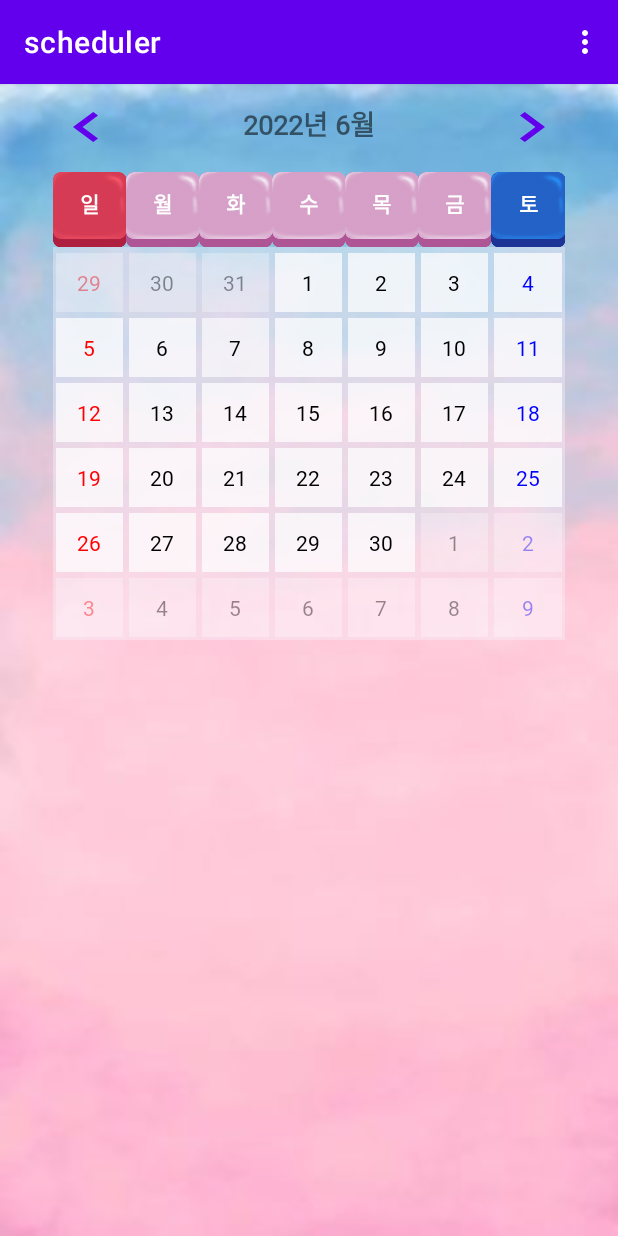
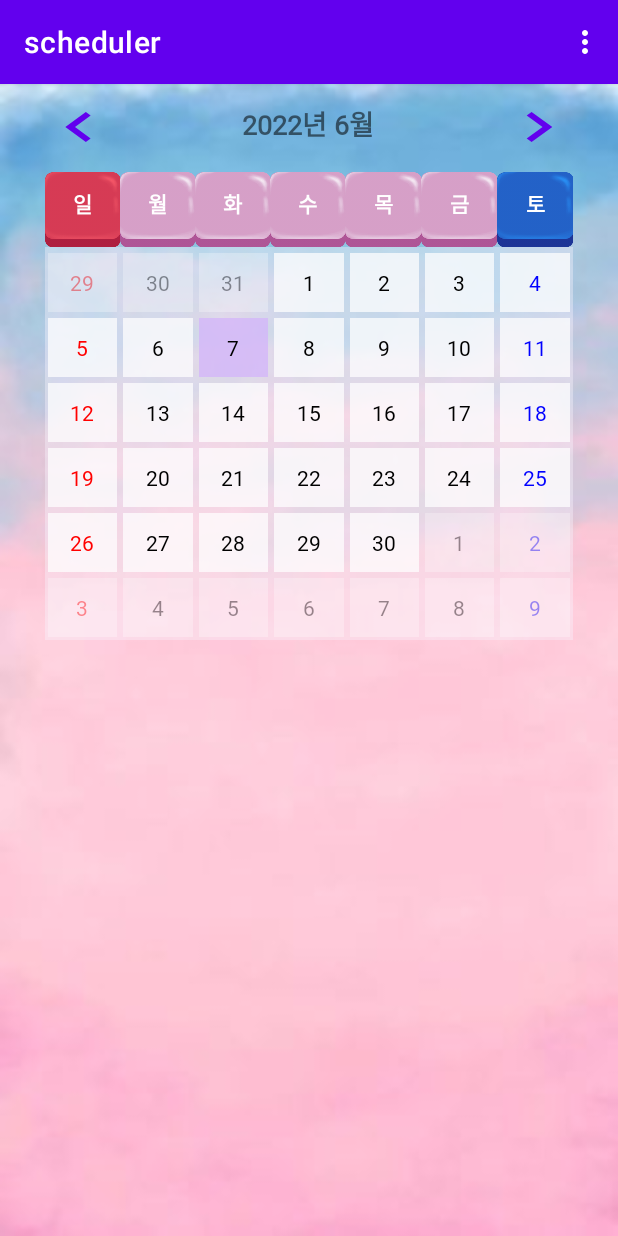
Before and after one commit to bong01/ku-scheduler, an Android app: the screen it shows after launch (MainActivity), on a phone screen of 412 x 824 dp. Run offline under Robolectric (Android 15) with nearby library versions, the phone set to English and light mode, and no system bars.

Commit message:
fixed today's date color

```diff
--- a/app/src/main/res/layout/activity_main.xml
+++ b/app/src/main/res/layout/activity_main.xml
@@ -5,8 +5,8 @@
     android:layout_width="match_parent"
     android:layout_height="match_parent"
     android:orientation="vertical"
-    android:paddingLeft="25dp"
-    android:paddingRight="25dp"
+    android:paddingLeft="20dp"
+    android:paddingRight="20dp"
     tools:context=".activity.MainActivity"
     android:background="@drawable/back">
 
--- a/app/src/main/res/layout/calendar_grid_item.xml
+++ b/app/src/main/res/layout/calendar_grid_item.xml
@@ -10,10 +10,10 @@
         android:layout_width="match_parent"
         android:layout_height="match_parent"
         android:layout_margin="2dp"
+        android:background="#BAFFFFFF"
         android:fontFamily="@font/cookierun_regular"
         android:gravity="center"
         android:padding="10dp"
-        android:text="0"
-        android:backgroundTint="#BAFFFFFF"/>
+        android:text="0" />
 
 </LinearLayout>
--- a/app/src/main/res/values/colors.xml
+++ b/app/src/main/res/values/colors.xml
@@ -8,7 +8,7 @@
     <color name="black">#FF000000</color>
     <color name="white">#FFFFFFFF</color>
 
-    <color name="calendargrid">#FFF6F1FD</color>
-    <color name="today">#DDD3B4FB</color>
+    <color name="calendargrid">#BAFFFFFF</color>
+    <color name="today">#BAD3B4FB</color>
     <color name="selectday">#33888888</color>
 </resources>
```
